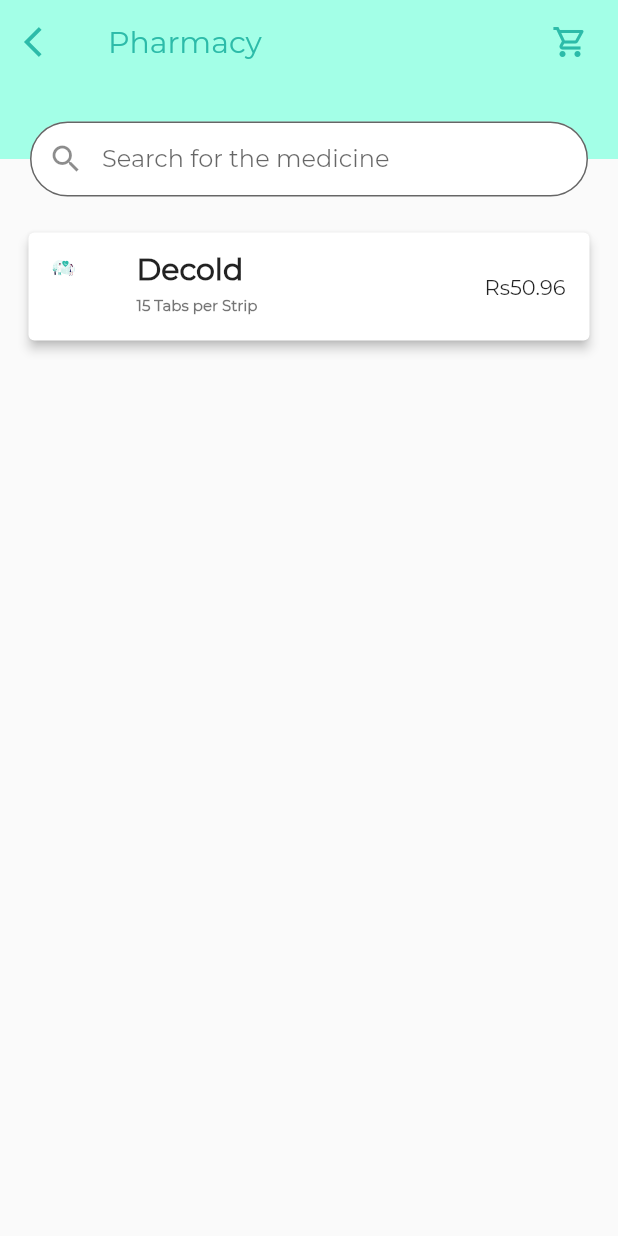
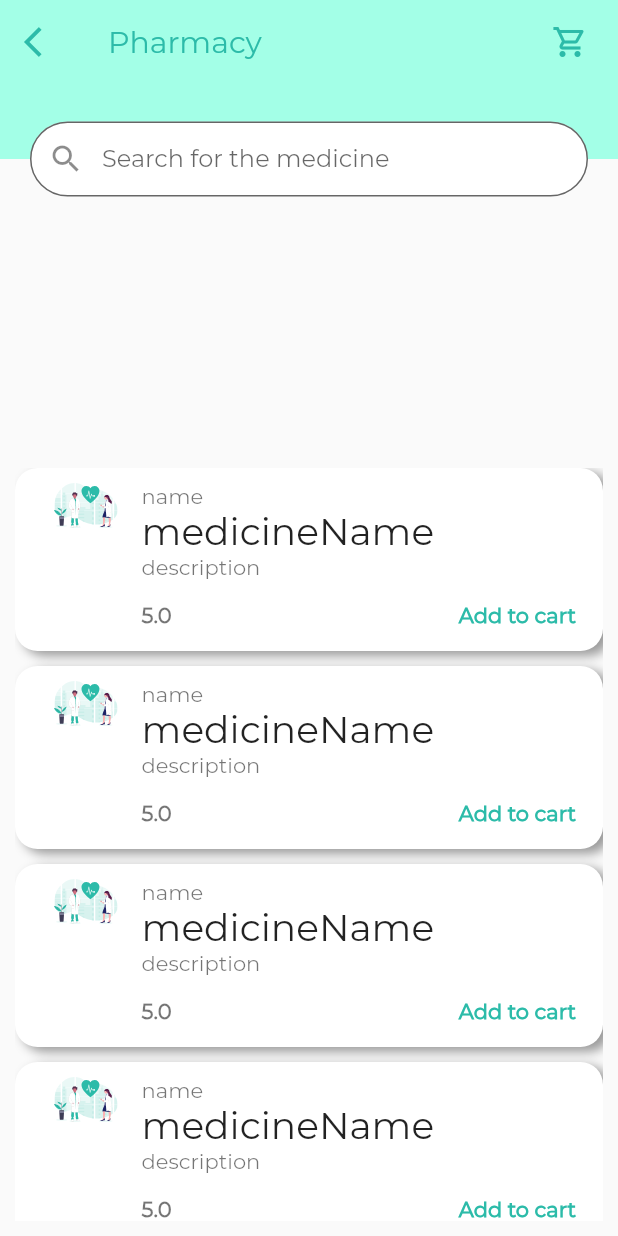
Before and after one commit to bhupesh7shakya/medico, a Flutter app: the Pharmacy screen opened by its route, on a phone screen of 412 x 824 dp. Run offline on Flutter 3.47's test engine with Material 2 defaults, Android fonts, the phone set to English and light mode, and no system bars; our stand-ins replace flutter_svg.

Commit message:
"added randomd"

```diff
--- a/lib/Data/data.dart
+++ b/lib/Data/data.dart
@@ -1,6 +1,6 @@
 import 'package:medico/modals/modals.dart';
 
-List data = [
+List<Medicine> data = [
   Medicine(
       name: "Decold",
       description: "15 Tabs per Packets",
--- a/lib/screens/pharmacy.dart
+++ b/lib/screens/pharmacy.dart
@@ -1,12 +1,14 @@
 import 'package:flutter/material.dart';
 import 'package:flutter_svg/flutter_svg.dart';
 import 'package:medico/components/components.dart';
+import 'package:medico/screens/shared/customContainer.dart';
 import 'package:medico/screens/shared/shared.dart';
 
 class Pharmacy extends StatelessWidget {
   const Pharmacy({Key key}) : super(key: key);
   @override
   Widget build(BuildContext context) {
+    bool searchKeyword = true;
     return Scaffold(
       appBar: AppBar(
         backgroundColor: Color(0xffa3ffe7),
@@ -29,7 +31,7 @@ class Pharmacy extends StatelessWidget {
         actions: [
           GestureDetector(
             onTap: () {
-              print("card");
+              print("cart");
             },
             child: Icon(
               Icons.shopping_cart_outlined,
@@ -42,55 +44,58 @@ class Pharmacy extends StatelessWidget {
         ],
         elevation: 0,
       ),
-      body: SingleChildScrollView(
-        child: Column(
+      body: Column(
         children: [
-            SearchTopBar(title: "Search for the medicine"),
-            SizedBox(
-              height: 10,
-            ),
-            // SvgPicture.asset(
-            //   "assets/images/medicine.svg",
-            //   width: 100,
-            //   height: 100,
-            // ),
+          Expanded(
+              flex: 2, child: SearchTopBar(title: "Search for the medicine")),
           // SizedBox(
           //   height: 30,
           // ),
+          // (searchKeyword == true)
+          //     ? SvgPicture.asset(
+          //         "assets/images/medicine.svg",
+          //         width: 100,
+          //         height: 100,
+          //       )
+          //     : SizedBox(
+          //         height: 30,
+          //       ),
           // Text("Search for Medicine"),
-            SizedBox(
+          Expanded(
+            flex: 4,
             child: Padding(
-                padding: const EdgeInsets.symmetric(horizontal: 15.0),
+              padding: const EdgeInsets.fromLTRB(10, 0, 10, 10),
               child: ListView(
-                  shrinkWrap: true,
                 children: [
-                    Card(
-                      elevation: 3,
-                      child: ListTile(
-                        leading: SvgPicture.asset(
-                          "assets/images/medicine.svg",
-                          width: 15,
-                          height: 15,
+                  CustomContainer(
+                    shopname: "name",
+                    description: "description",
+                    medicineName: "medicineName",
+                    price: 5.0,
                   ),
-                        trailing: Text("Rs50.96"),
-                        title: Text(
-                          "Decold",
-                          style: TextStyle(
-                              fontSize: 20, fontWeight: FontWeight.bold),
+                  CustomContainer(
+                    shopname: "name",
+                    description: "description",
+                    medicineName: "medicineName",
+                    price: 5.0,
                   ),
-                        subtitle: Text(
-                          "15 Tabs per Strip",
-                          style: TextStyle(
-                              fontSize: 10, fontWeight: FontWeight.bold),
+                  CustomContainer(
+                    shopname: "name",
+                    description: "description",
+                    medicineName: "medicineName",
+                    price: 5.0,
                   ),
-                      ),
+                  CustomContainer(
+                    shopname: "name",
+                    description: "description",
+                    medicineName: "medicineName",
+                    price: 5.0,
                   ),
                 ],
               ),
             ),
           ),
         ],
-        ),
       ),
     );
   }
--- /dev/null
+++ b/lib/screens/shared/customContainer.dart
@@ -0,0 +1,98 @@
+import 'package:flutter/material.dart';
+import 'package:flutter_svg/svg.dart';
+import 'package:medico/components/components.dart';
+
+class CustomContainer extends StatelessWidget {
+  final String shopname;
+  final String medicineName;
+  final String description;
+  final double price;
+  const CustomContainer({
+    Key key,
+    this.shopname,
+    this.medicineName,
+    this.description,
+    this.price,
+  }) : super(key: key);
+
+  @override
+  Widget build(BuildContext context) {
+    return Padding(
+      padding: const EdgeInsets.fromLTRB(0, 0, 0, 10.0),
+      child: Container(
+        padding: EdgeInsets.fromLTRB(10, 10, 10, 0),
+        decoration: BoxDecoration(
+          color: Colors.white,
+          borderRadius: BorderRadius.circular(15),
+          boxShadow: [
+            BoxShadow(
+              color: Colors.black38,
+              blurRadius: 5,
+              offset: Offset(5, 3),
+            ),
+          ],
+        ),
+        child: Row(
+          crossAxisAlignment: CrossAxisAlignment.start,
+          children: [
+            Expanded(
+              flex: 2,
+              child: SvgPicture.asset(
+                "assets/images/medicine.svg",
+                width: 30,
+                height: 30,
+              ),
+            ),
+            Expanded(
+              flex: 8,
+              child: Column(
+                crossAxisAlignment: CrossAxisAlignment.start,
+                children: [
+                  Text(
+                    shopname,
+                    style: TextStyle(color: Colors.black54),
+                  ),
+                  Text(
+                    medicineName,
+                    style: TextStyle(
+                      color: Colors.black87,
+                      fontSize: 25,
+                    ),
+                  ),
+                  Text(
+                    description,
+                    style: TextStyle(color: Colors.black54),
+                  ),
+                  Row(
+                    mainAxisAlignment: MainAxisAlignment.spaceBetween,
+                    children: [
+                      Text(
+                        price.toString(),
+                        style: TextStyle(
+                          color: Colors.black54,
+                          fontWeight: FontWeight.bold,
+                        ),
+                      ),
+                      TextButton(
+                        child: Text(
+                          "Add to cart",
+                          style: TextStyle(
+                            color: Components.componenet,
+                            fontWeight: FontWeight.bold,
+                          ),
+                        ),
+                        onPressed: () {
+                          print("add to cart");
+                        },
+                      ),
+                    ],
+                  )
+                ],
+              ),
+            ),
+          ],
+        ),
+      ),
+    );
+  }
+}
```
Lines whose indentation alone changed are shown as unchanged.
